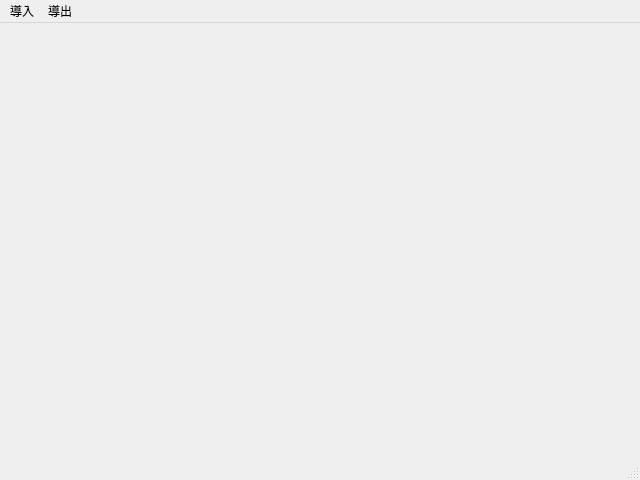
Before: the Qt Designer form src/ui/mainwindow.ui in hwc20896/seat-allocator-cpp, drawn with Qt 5.
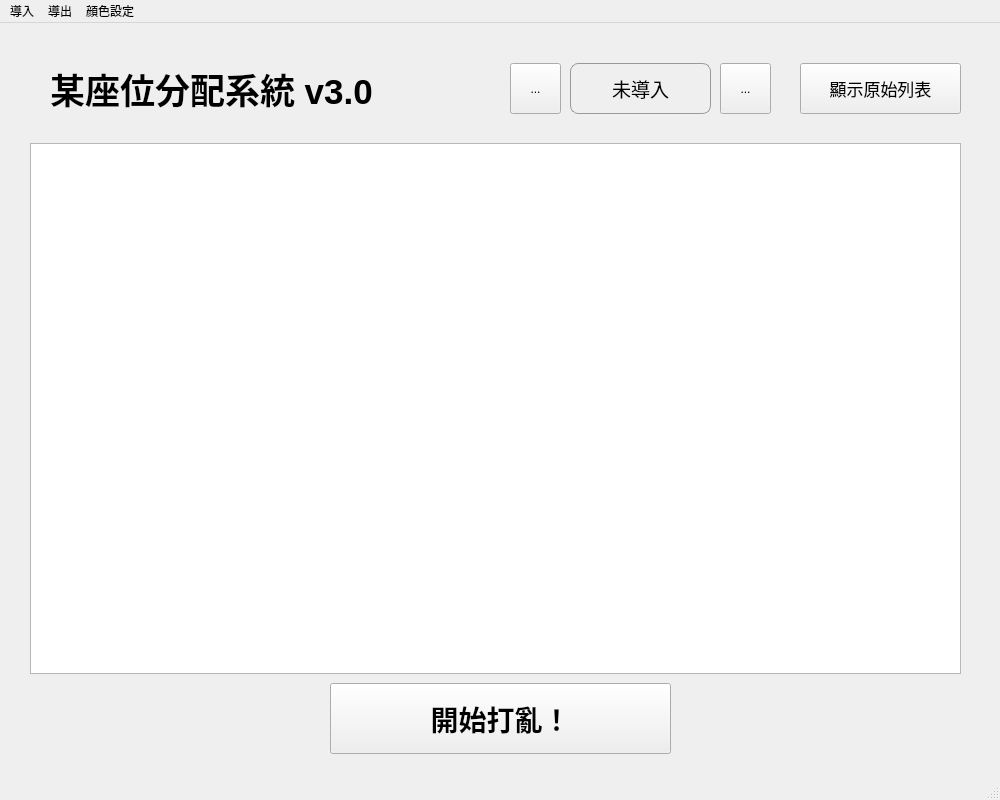
After: the same form once the commit is applied. Icons and pictures are not drawn.

Commit message: feat(ui): implement grid shuffling with color presets and animation

```diff
--- a/src/ui/mainwindow.ui
+++ b/src/ui/mainwindow.ui
@@ -6,20 +6,144 @@
    <rect>
     <x>0</x>
     <y>0</y>
-    <width>640</width>
-    <height>480</height>
+    <width>1000</width>
+    <height>800</height>
    </rect>
   </property>
   <property name="windowTitle">
    <string>MainWindow</string>
   </property>
-  <widget class="QWidget" name="centralwidget"/>
+  <widget class="QWidget" name="centralwidget">
+   <widget class="QTableWidget" name="gridDisplayer">
+    <property name="geometry">
+     <rect>
+      <x>30</x>
+      <y>120</y>
+      <width>931</width>
+      <height>531</height>
+     </rect>
+    </property>
+    <attribute name="horizontalHeaderVisible">
+     <bool>false</bool>
+    </attribute>
+    <attribute name="verticalHeaderVisible">
+     <bool>false</bool>
+    </attribute>
+   </widget>
+   <widget class="QLabel" name="title">
+    <property name="geometry">
+     <rect>
+      <x>50</x>
+      <y>30</y>
+      <width>341</width>
+      <height>71</height>
+     </rect>
+    </property>
+    <property name="font">
+     <font>
+      <pointsize>26</pointsize>
+      <bold>true</bold>
+     </font>
+    </property>
+    <property name="text">
+     <string>某座位分配系統 v3.0</string>
+    </property>
+   </widget>
+   <widget class="QToolButton" name="beginShuffle">
+    <property name="geometry">
+     <rect>
+      <x>330</x>
+      <y>660</y>
+      <width>341</width>
+      <height>71</height>
+     </rect>
+    </property>
+    <property name="font">
+     <font>
+      <pointsize>21</pointsize>
+      <bold>true</bold>
+     </font>
+    </property>
+    <property name="text">
+     <string>開始打亂！</string>
+    </property>
+   </widget>
+   <widget class="QToolButton" name="previousGrid">
+    <property name="geometry">
+     <rect>
+      <x>510</x>
+      <y>40</y>
+      <width>51</width>
+      <height>51</height>
+     </rect>
+    </property>
+    <property name="text">
+     <string>...</string>
+    </property>
+   </widget>
+   <widget class="QToolButton" name="nextGrid">
+    <property name="geometry">
+     <rect>
+      <x>720</x>
+      <y>40</y>
+      <width>51</width>
+      <height>51</height>
+     </rect>
+    </property>
+    <property name="text">
+     <string>...</string>
+    </property>
+   </widget>
+   <widget class="QPushButton" name="toOriginal">
+    <property name="geometry">
+     <rect>
+      <x>800</x>
+      <y>40</y>
+      <width>161</width>
+      <height>51</height>
+     </rect>
+    </property>
+    <property name="font">
+     <font>
+      <pointsize>13</pointsize>
+     </font>
+    </property>
+    <property name="text">
+     <string>顯示原始列表</string>
+    </property>
+   </widget>
+   <widget class="QLabel" name="label">
+    <property name="geometry">
+     <rect>
+      <x>570</x>
+      <y>40</y>
+      <width>141</width>
+      <height>51</height>
+     </rect>
+    </property>
+    <property name="font">
+     <font>
+      <family>Microsoft YaHei UI</family>
+      <pointsize>14</pointsize>
+     </font>
+    </property>
+    <property name="styleSheet">
+     <string notr="true">border: 1px solid #999; border-radius: 8px;</string>
+    </property>
+    <property name="text">
+     <string>未導入</string>
+    </property>
+    <property name="alignment">
+     <set>Qt::AlignmentFlag::AlignCenter</set>
+    </property>
+   </widget>
+  </widget>
   <widget class="QMenuBar" name="menubar">
    <property name="geometry">
     <rect>
      <x>0</x>
      <y>0</y>
-     <width>640</width>
+     <width>1000</width>
      <height>33</height>
     </rect>
    </property>
@@ -37,8 +161,16 @@
     <addaction name="actionExportToCSV"/>
     <addaction name="actionExportToExcel"/>
    </widget>
+   <widget class="QMenu" name="menu">
+    <property name="title">
+     <string>顔色設定</string>
+    </property>
+    <addaction name="actionEnableColor"/>
+    <addaction name="actionDisableColor"/>
+   </widget>
    <addaction name="importActions"/>
    <addaction name="exportActions"/>
+   <addaction name="menu"/>
   </widget>
   <widget class="QStatusBar" name="statusbar"/>
   <action name="actionImportFromCSV">
```
Left out of the diff: 52 changed lines with no effect on the pictures. The commit also changes 3 other files.
